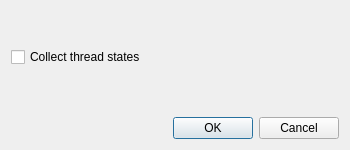
Old version of the form OrbitQt/CaptureOptionsDialog.ui in the repository google/orbit.
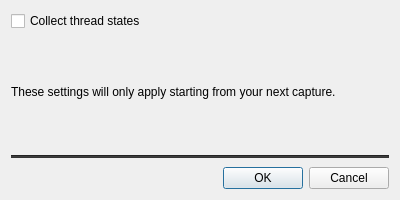
New version of the form.

Commit message: Add label and divider line to CaptureOptionsDialog

The edit to the form file:
```diff
--- a/OrbitQt/CaptureOptionsDialog.ui
+++ b/OrbitQt/CaptureOptionsDialog.ui
@@ -9,8 +9,8 @@
    <rect>
     <x>0</x>
     <y>0</y>
-    <width>350</width>
-    <height>150</height>
+    <width>400</width>
+    <height>200</height>
    </rect>
   </property>
   <property name="windowTitle">
@@ -20,6 +20,9 @@
    <bool>true</bool>
   </property>
   <layout class="QGridLayout" name="gridLayout">
+   <property name="verticalSpacing">
+    <number>9</number>
+   </property>
    <item row="0" column="0">
     <layout class="QVBoxLayout" name="verticalLayout">
      <item>
@@ -36,9 +39,26 @@
        </property>
       </spacer>
      </item>
+     <item>
+      <widget class="QLabel" name="label">
+       <property name="text">
+        <string>These settings will only apply starting from your next capture.</string>
+       </property>
+      </widget>
+     </item>
     </layout>
    </item>
    <item row="1" column="0">
+    <widget class="Line" name="line">
+     <property name="styleSheet">
+      <string notr="true">background: #353535</string>
+     </property>
+     <property name="orientation">
+      <enum>Qt::Horizontal</enum>
+     </property>
+    </widget>
+   </item>
+   <item row="2" column="0">
     <widget class="QDialogButtonBox" name="buttonBox">
      <property name="standardButtons">
       <set>QDialogButtonBox::Cancel|QDialogButtonBox::Ok</set>
```
